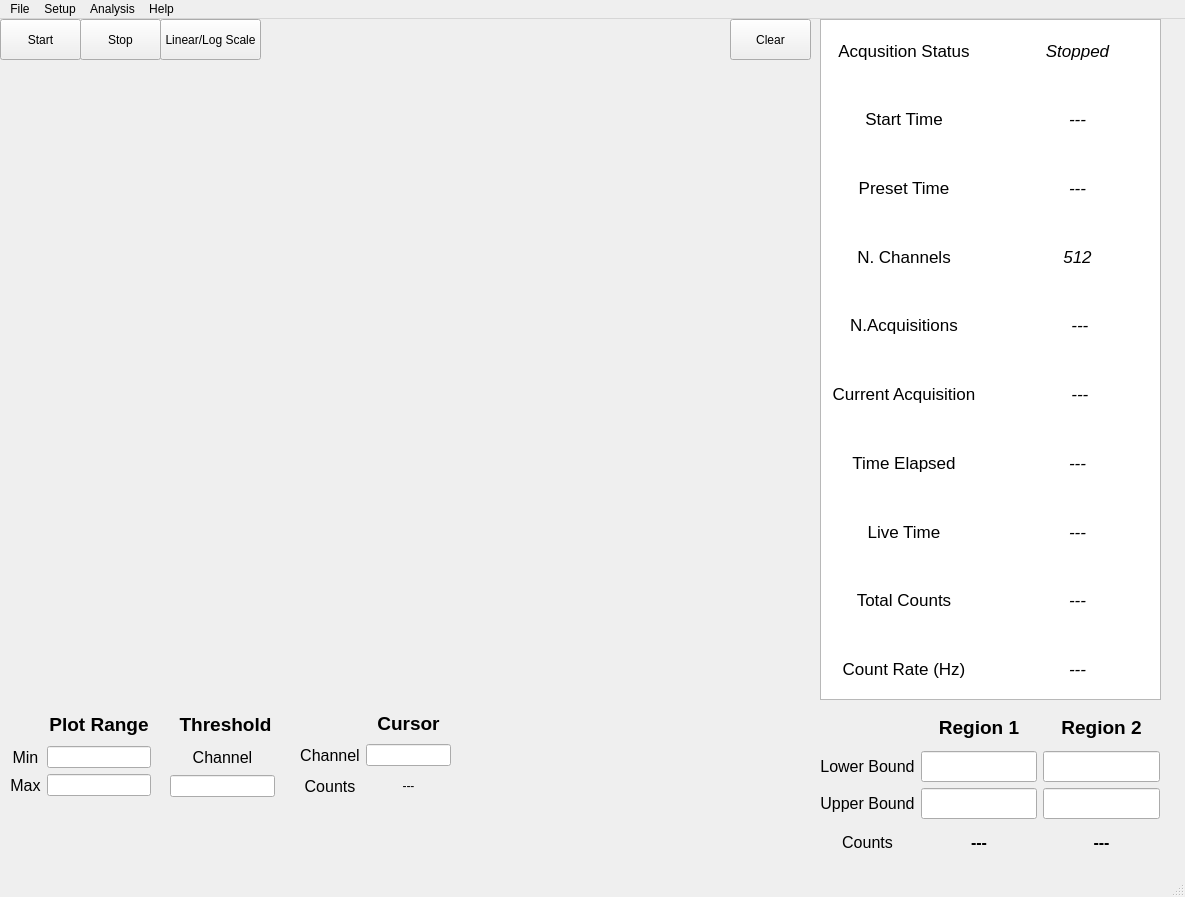
Machenta/Multichannel-Analyzer, file MainWindow.ui: the form before one commit.
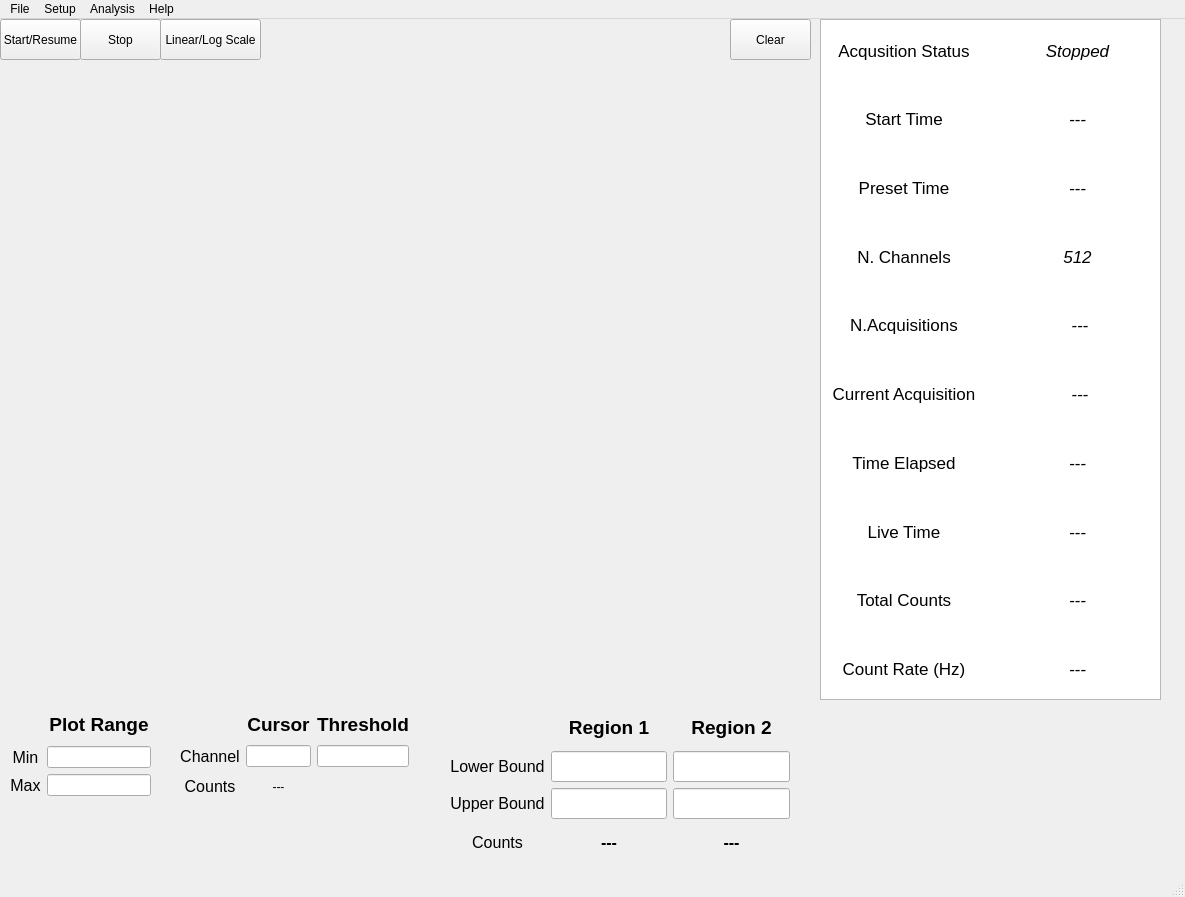
The form after the commit.

Patch:
```diff
--- a/MainWindow.ui
+++ b/MainWindow.ui
@@ -42,7 +42,7 @@
       </rect>
      </property>
      <property name="text">
-      <string>Start</string>
+      <string>Start/Resume</string>
      </property>
     </widget>
     <widget class="QPushButton" name="stop_button">
@@ -536,7 +536,7 @@
    <widget class="QWidget" name="gridLayoutWidget_3">
     <property name="geometry">
      <rect>
-      <x>820</x>
+      <x>450</x>
       <y>690</y>
       <width>340</width>
       <height>151</height>
@@ -835,20 +835,13 @@
    <widget class="QWidget" name="gridLayoutWidget_4">
     <property name="geometry">
      <rect>
-      <x>300</x>
+      <x>180</x>
       <y>690</y>
-      <width>151</width>
+      <width>229</width>
       <height>91</height>
      </rect>
     </property>
     <layout class="QGridLayout" name="ChannelSelectGrid">
-     <item row="1" column="1">
-      <widget class="QLineEdit" name="channel_select_entry">
-       <property name="alignment">
-        <set>Qt::AlignCenter</set>
-       </property>
-      </widget>
-     </item>
      <item row="2" column="0">
       <widget class="QLabel" name="channel_select_counts_label">
        <property name="font">
@@ -866,6 +859,13 @@
        </property>
       </widget>
      </item>
+     <item row="1" column="1">
+      <widget class="QLineEdit" name="channel_select_entry">
+       <property name="alignment">
+        <set>Qt::AlignCenter</set>
+       </property>
+      </widget>
+     </item>
      <item row="1" column="0">
       <widget class="QLabel" name="channel_select_label">
        <property name="font">
@@ -883,16 +883,6 @@
        </property>
       </widget>
      </item>
-     <item row="2" column="1">
-      <widget class="QLabel" name="channel_select_counts">
-       <property name="text">
-        <string>---</string>
-       </property>
-       <property name="alignment">
-        <set>Qt::AlignCenter</set>
-       </property>
-      </widget>
-     </item>
      <item row="0" column="1">
       <widget class="QLabel" name="channel_select_title">
        <property name="font">
@@ -910,19 +900,17 @@
        </property>
       </widget>
      </item>
-    </layout>
-   </widget>
-   <widget class="QWidget" name="gridLayoutWidget_5">
-    <property name="geometry">
-     <rect>
-      <x>170</x>
-      <y>690</y>
-      <width>111</width>
-      <height>88</height>
-     </rect>
-    </property>
-    <layout class="QGridLayout" name="ThresholdGrid">
-     <item row="0" column="0" colspan="2">
+     <item row="2" column="1">
+      <widget class="QLabel" name="channel_select_counts">
+       <property name="text">
+        <string>---</string>
+       </property>
+       <property name="alignment">
+        <set>Qt::AlignCenter</set>
+       </property>
+      </widget>
+     </item>
+     <item row="0" column="2">
       <widget class="QLabel" name="threshold_label">
        <property name="minimumSize">
         <size>
@@ -951,24 +939,7 @@
        </property>
       </widget>
      </item>
-     <item row="1" column="0">
-      <widget class="QLabel" name="channel_select_label_2">
-       <property name="font">
-        <font>
-         <pointsize>12</pointsize>
-         <weight>50</weight>
-         <bold>false</bold>
-        </font>
-       </property>
-       <property name="text">
-        <string>Channel</string>
-       </property>
-       <property name="alignment">
-        <set>Qt::AlignCenter</set>
-       </property>
-      </widget>
-     </item>
-     <item row="2" column="0">
+     <item row="1" column="2">
       <widget class="QLineEdit" name="threshold_entry">
        <property name="alignment">
         <set>Qt::AlignCenter</set>
```
